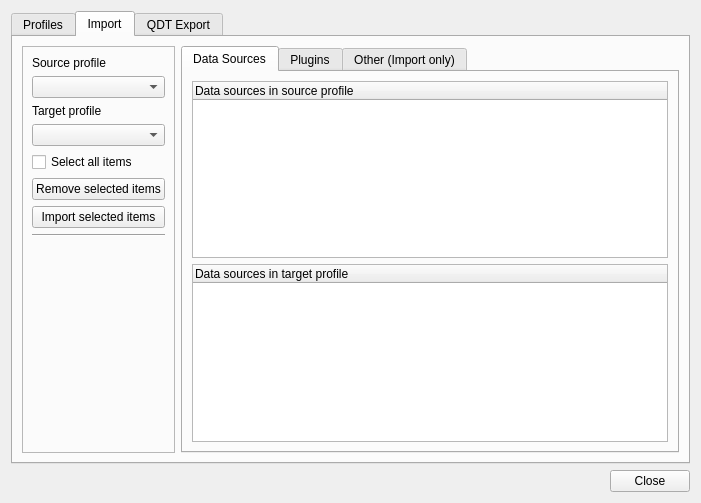
Old version of the form profile_manager/profile_manager_dialog_base.ui in the repository WhereGroup/profile_manager.
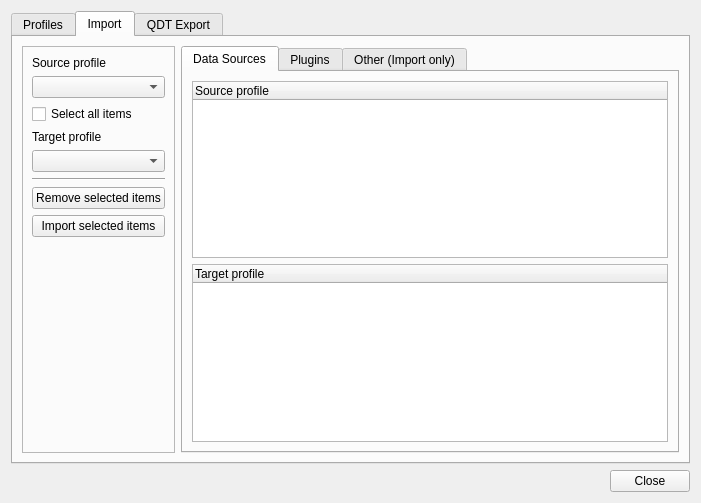
New version of the form. The open tabs and pages were chosen to show the change. Custom widgets are drawn as their Qt base class.

```diff
--- a/profile_manager/profile_manager_dialog_base.ui
+++ b/profile_manager/profile_manager_dialog_base.ui
@@ -130,16 +130,6 @@
           <item>
            <widget class="QComboBox" name="comboBoxNamesSource"/>
           </item>
-          <item>
-           <widget class="QLabel" name="choseProfileLabel">
-            <property name="text">
-             <string>Target profile</string>
-            </property>
-           </widget>
-          </item>
-          <item>
-           <widget class="QComboBox" name="comboBoxNamesTarget"/>
-          </item>
           <item>
            <widget class="QCheckBox" name="checkBox_checkAll">
             <property name="toolTip">
@@ -150,6 +140,23 @@
             </property>
            </widget>
           </item>
+          <item>
+           <widget class="QLabel" name="choseProfileLabel">
+            <property name="text">
+             <string>Target profile</string>
+            </property>
+           </widget>
+          </item>
+          <item>
+           <widget class="QComboBox" name="comboBoxNamesTarget"/>
+          </item>
+          <item>
+           <widget class="Line" name="line">
+            <property name="orientation">
+             <enum>Qt::Horizontal</enum>
+            </property>
+           </widget>
+          </item>
           <item>
            <widget class="QPushButton" name="removeThingsButton">
             <property name="toolTip">
@@ -170,13 +177,6 @@
             </property>
            </widget>
           </item>
-          <item>
-           <widget class="Line" name="line">
-            <property name="orientation">
-             <enum>Qt::Horizontal</enum>
-            </property>
-           </widget>
-          </item>
           <item>
            <spacer name="verticalSpacer">
             <property name="orientation">
@@ -207,7 +207,7 @@
             <widget class="QTreeWidget" name="treeWidgetSource">
              <column>
               <property name="text">
-               <string>Data sources in source profile</string>
+               <string>Source profile</string>
               </property>
              </column>
             </widget>
@@ -222,7 +222,7 @@
              </property>
              <column>
               <property name="text">
-               <string>Data sources in target profile</string>
+               <string>Target profile</string>
               </property>
              </column>
             </widget>
```
Left out of the diff: 16 changed lines with no effect on the pictures.
